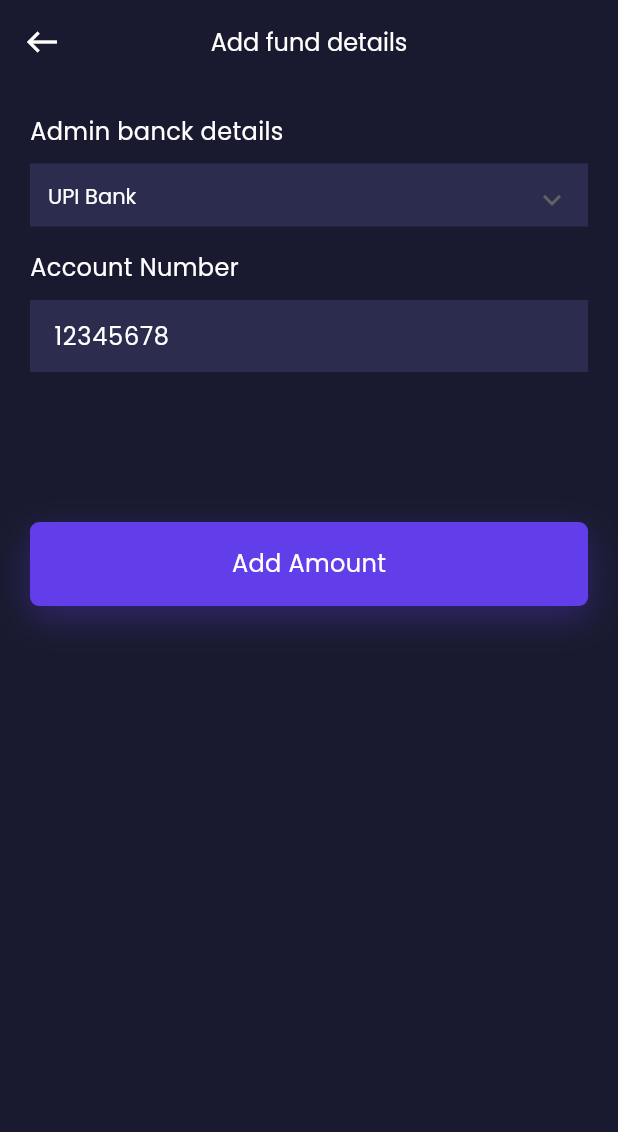
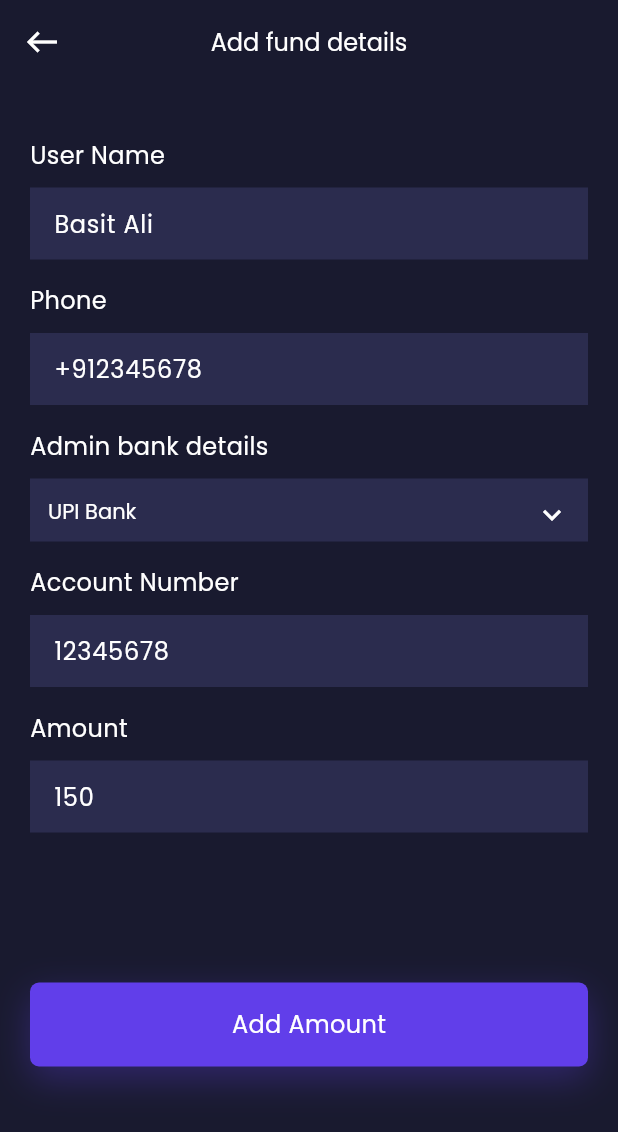
Before and after one commit to ba138/data, a Flutter app: the AddFund screen opened by its route, on a phone screen of 412 x 824 dp. Shown: the top 1132 px of the screen. Run offline on Flutter 3.47's test engine with Material 3 defaults, Android fonts, the phone set to English and light mode, and no system bars; our stand-ins replace another_flushbar, fluttertoast, google_fonts.

Commit message:
changes to add missing fields in the fund detail Screen

```diff
--- a/lib/view/home/add_fund/add_fund.dart
+++ b/lib/view/home/add_fund/add_fund.dart
@@ -47,8 +47,23 @@ class _AddFundState extends State<AddFund> {
             child: Column(
               crossAxisAlignment: CrossAxisAlignment.start,
               children: [
+                const VerticalSpeacing(16),
+                const TextFieldCustom(
+                  keyboardType: TextInputType.name,
+                  maxLines: 1,
+                  text: 'User Name',
+                  hintText: "Basit Ali",
+                ),
+                const VerticalSpeacing(16),
+                const TextFieldCustom(
+                  keyboardType: TextInputType.number,
+                  maxLines: 1,
+                  text: 'Phone',
+                  hintText: "+912345678",
+                ),
+                const VerticalSpeacing(16),
                 Text(
-                  'Admin banck details',
+                  'Admin bank details',
                   style: GoogleFonts.getFont(
                     "Poppins",
                     textStyle: const TextStyle(
@@ -73,10 +88,13 @@ class _AddFundState extends State<AddFund> {
                           color: AppColor.whiteColor,
                         ),
                       ),
-                      dropdownColor: Colors.transparent,
+                      dropdownColor: const Color(0xff191A2F),
                       value: selectPaymentType,
                       underline: const SizedBox(),
-                      icon: const Icon(Icons.expand_more_outlined),
+                      icon: const Icon(
+                        Icons.expand_more_outlined,
+                        color: AppColor.whiteColor,
+                      ),
                       iconSize: 24,
                       elevation: 16,
                       // Replace with your desired color
@@ -101,9 +119,17 @@ class _AddFundState extends State<AddFund> {
                 ),
                 const VerticalSpeacing(16),
                 const TextFieldCustom(
+                  keyboardType: TextInputType.number,
                   maxLines: 1,
                   text: 'Account Number',
                   hintText: "12345678",
+                ),
+                const VerticalSpeacing(16),
+                const TextFieldCustom(
+                  keyboardType: TextInputType.number,
+                  maxLines: 1,
+                  text: 'Amount',
+                  hintText: "150",
                 ),
                 const VerticalSpeacing(100),
                 RoundedButton(title: "Add Amount", onpress: () {})
```
